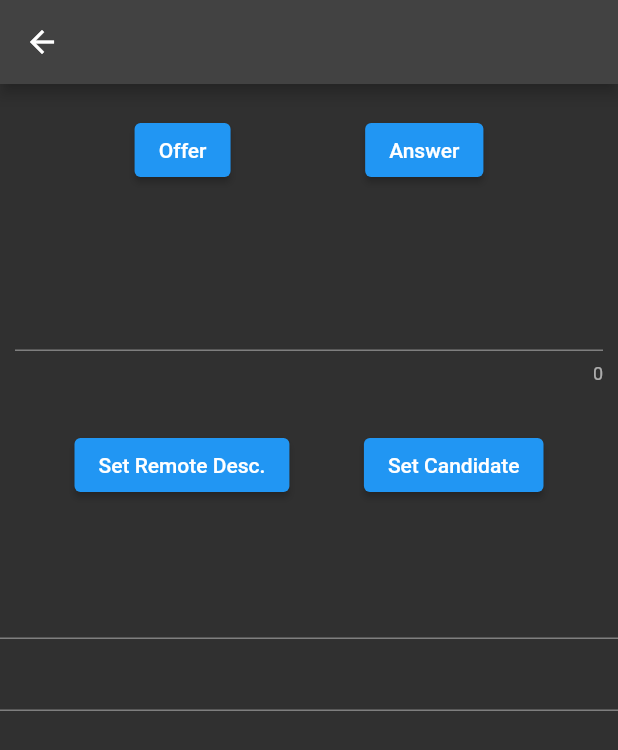
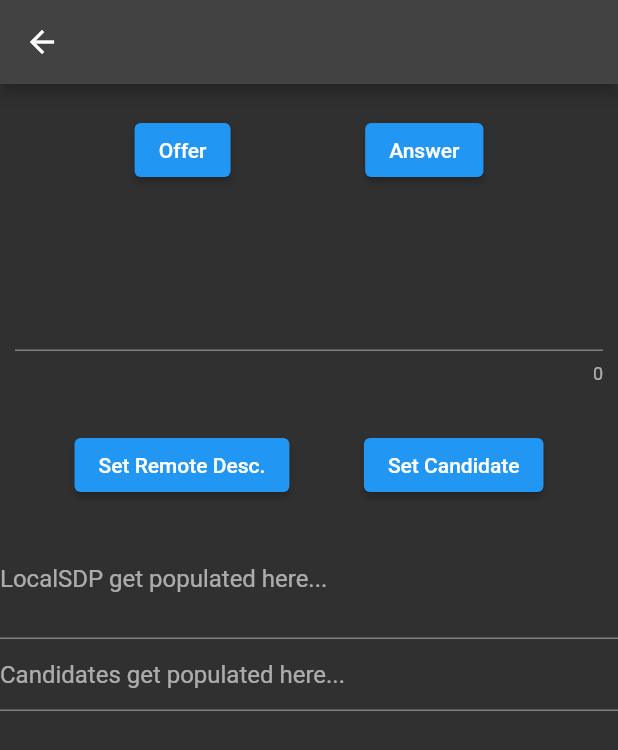
Before and after one commit to B6Infinity/webrtc_streamer, a Flutter app: the Streamer screen opened directly, on a phone screen of 412 x 824 dp. Shown: the top 750 px of the screen. Run offline on Flutter 3.47's test engine with Material 2 defaults, Android fonts, the phone set to English and light mode, and no system bars; missing offline and left inert: flutter_webrtc, sdp_transform.

Commit message:
hint texts added to TextBoxes

```diff
--- a/lib/home.dart
+++ b/lib/home.dart
@@ -239,8 +239,17 @@ class _StreamerState extends State<Streamer> {
           const SizedBox(height: 20),
           sdpCandidateButtons(),
           const SizedBox(height: 30),
-          TextField(controller: localSDPController, maxLines: 2),
-          TextField(controller: candidateController),
+          TextField(
+            controller: localSDPController,
+            maxLines: 2,
+            decoration:
+                InputDecoration(hintText: "LocalSDP get populated here..."),
+          ),
+          TextField(
+            controller: candidateController,
+            decoration:
+                InputDecoration(hintText: "Candidates get populated here..."),
+          ),
         ],
       ),
     );
@@ -450,8 +459,17 @@ class _ViewerState extends State<Viewer> {
           const SizedBox(height: 20),
           sdpCandidateButtons(),
           const SizedBox(height: 30),
-          TextField(controller: localSDPController, maxLines: 2),
-          TextField(controller: candidateController),
+          TextField(
+            controller: localSDPController,
+            maxLines: 2,
+            decoration:
+                InputDecoration(hintText: "LocalSDP get populated here..."),
+          ),
+          TextField(
+            controller: candidateController,
+            decoration:
+                InputDecoration(hintText: "Candidates get populated here..."),
+          ),
         ],
       ),
     );
```
